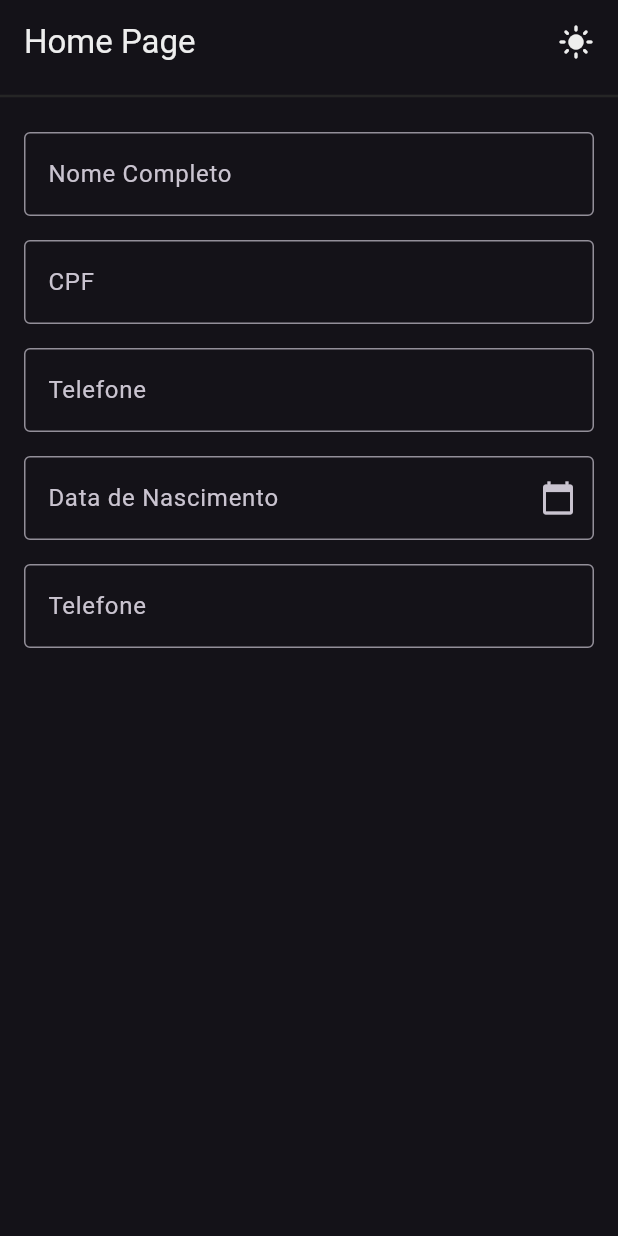
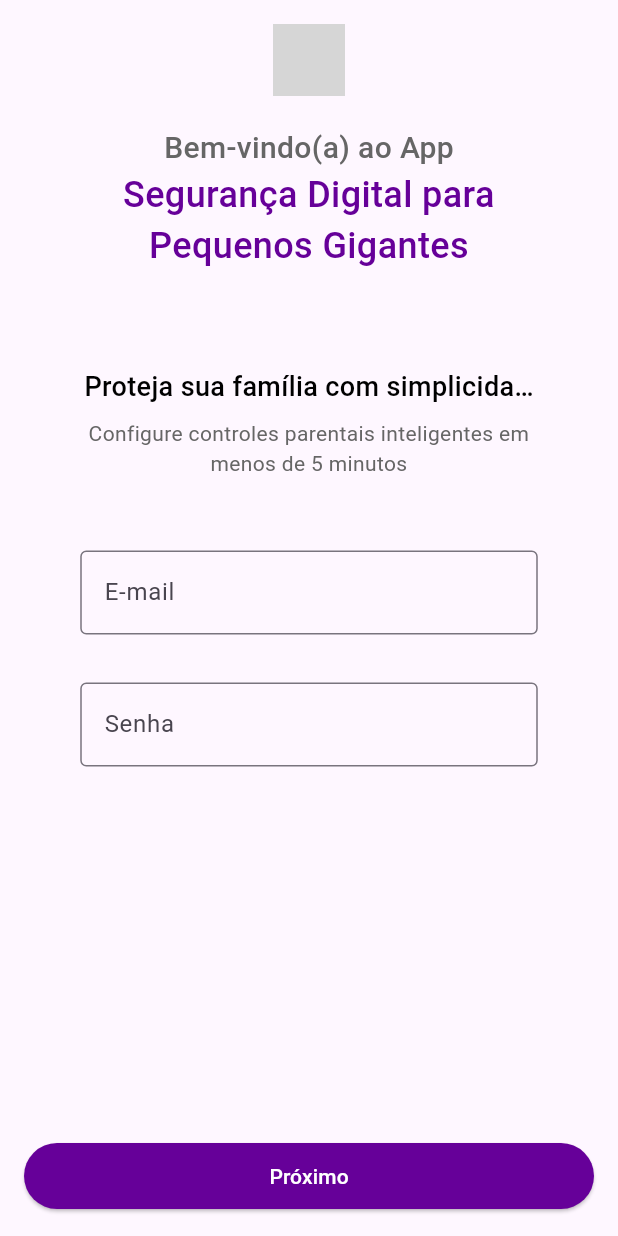
Before and after one commit to LucasFeSantana/FlutterApp, a Flutter app: the screen it shows after launch, on a phone screen of 412 x 824 dp. Run offline on Flutter 3.47's test engine with Material 3 defaults, Android fonts, the phone set to English and light mode, and no system bars; our stand-ins replace mask_text_input_formatter; missing offline and left inert: flutter_device_apps, installed_apps; Roboto replaces fonts that are missing (Vivo Type); grey boxes are pictures that could not be loaded.

Commit message:
Criada tela de cadastro no App

```diff
--- /dev/null
+++ b/lib/appStart_page.dart
@@ -0,0 +1,182 @@
+import 'package:flutter/material.dart';
+import 'package:http/http.dart' as http;
+import 'dart:convert';
+
+class MyWidget extends StatefulWidget {
+  const MyWidget({super.key});
+
+  @override
+  State<MyWidget> createState() => _MyWidgetState();
+}
+
+class _MyWidgetState extends State<MyWidget> {
+  @override
+  Widget build(BuildContext context) {
+
+      final TextEditingController _loginController = TextEditingController();
+      final TextEditingController _senhaController = TextEditingController();
+      String _responseText = "";
+
+      Future<void> _sendData() async {
+        final login = _loginController.text;
+        final senha = _senhaController.text;
+        final url = Uri.http('127.0.0.1:5000','/responsavel',);
+        final request = http.Request('GET', url)
+          ..headers['Content-Type'] = 'aplication/json'
+          ..body = jsonEncode({'id_resp': login,'senha': senha});
+
+        try {
+        final streamedResponse = await request.send();
+        final response = await http.Response.fromStream(streamedResponse);
+
+          if (response.statusCode == 200) {
+            final data = jsonDecode(response.body);
+            setState(() {
+              _responseText = "✅ Success: ${data['token']}";
+            });
+          } else {
+            setState(() {
+              _responseText =
+                  "❌ Error ${response.statusCode}: ${response.body}";
+            });
+          }
+        } catch (e) {
+          setState(() {
+            _responseText = "⚠️ Request failed: $e";
+          });
+        }
+      }
+
+    return Scaffold(
+      body: SingleChildScrollView(
+        child: Padding(
+
+          //padding global da página
+          padding: const EdgeInsets.all(16.0),
+          child: Center(
+            child: Column(
+              children: [
+
+                //logo Vivo
+                SizedBox(
+                  width:48, height: 48,
+                child: Image(image: AssetImage('../assets/images/vivo_logo.png'))
+                ),
+
+                SizedBox(height: 20,),
+
+                SizedBox(
+                  width:250,height: 131,
+                child:
+                  Center(
+                    child: Column(children:[
+                      Text("Bem-vindo(a) ao App",style: TextStyle(fontWeight: FontWeight.w500, fontSize: 20,color: Color.fromARGB(255, 102, 102, 102),fontFamily: "Vivo Type")),
+                      Text("Segurança Digital para Pequenos Gigantes",textAlign: TextAlign.center,style: TextStyle(fontWeight: FontWeight.w500, fontSize: 24,color: Color.fromARGB(255, 102, 0, 153),fontFamily: "Vivo Type"))
+                      ]
+                      ),
+                  ),
+                ),
+
+                SizedBox(height: 30),
+
+                SizedBox(
+                  width:305,height: 26,
+                child:
+                  Center(
+                    child: Column(children:[
+
+                      Text("Proteja sua família com simplicidade",
+                        overflow: TextOverflow.ellipsis,
+                        textAlign: TextAlign.center,
+                        style: TextStyle(
+                          fontWeight: FontWeight.w500,
+                          fontSize: 18
+                          ,color: Color.fromARGB(255, 0, 0, 0)
+                          ,fontFamily: "Vivo Type"
+                        )
+                      ),
+                    ])
+                  )
+                ),
+
+                SizedBox(height: 8),
+
+                SizedBox(
+                  width:305,height: 40,
+                child:
+                  Center(
+                    child: Column(children:[
+
+                      Text("Configure controles parentais inteligentes em menos de 5 minutos",
+                        overflow: TextOverflow.clip,
+                        textAlign: TextAlign.center,
+                        style: TextStyle(
+                          fontWeight: FontWeight.w400,
+                          fontSize: 14
+                          ,color: Color.fromARGB(255, 102, 102, 102)
+                          ,fontFamily: "Vivo Type"
+                        )
+                      ),
+                    ])
+                  )
+                ),
+
+                SizedBox(height: 32),
+
+                //Caixa de e-mail para validação da conta
+                Padding(
+                padding: const EdgeInsets.all(16.0),
+                child: SizedBox(width: 305,
+                  child: TextField(
+                    controller: _loginController,
+                    decoration: InputDecoration(
+                      border: OutlineInputBorder(),
+                      label: Text('E-mail'),
+                    ),
+                  ),
+                ),
+              ),
+
+              //Caixa de senha
+              Padding(
+                padding: const EdgeInsets.all(16.0),
+                child: SizedBox(width: 305,
+                  child: TextField(
+                    controller: _senhaController,
+                    obscureText: true,
+                    decoration: InputDecoration(
+                      border: OutlineInputBorder(),
+                      label: Text('Senha'),
+                    ),
+                  ),
+                ),
+              ),
+
+              //Info sobre validação do login
+              Padding(padding: const EdgeInsets.all(8.0),
+              child: Text(_responseText, style: TextStyle(color: Colors.red),),
+              )
+              ],
+            ),
+          ),
+        ),
+      ),
+
+      bottomNavigationBar: Padding(
+        padding: const EdgeInsets.all(16.0),
+        child:ElevatedButton(
+              style: ElevatedButton.styleFrom(backgroundColor: Color.fromARGB(255, 102, 0, 153)),
+              onPressed: (){
+                _sendData();
+                print(_responseText);
+              },
+              child: Padding(
+                padding: const EdgeInsets.all(12.0),
+                child: Text("Próximo",style: TextStyle(color: Colors.white),),
+              ),
+
+            ),
+        ),
+    );
+  }
+}
--- a/lib/app_controller.dart
+++ b/lib/app_controller.dart
@@ -4,7 +4,7 @@ class AppController extends ChangeNotifier {
 
   static AppController instance = AppController();
 
-  bool isDarkTheme = true;
+  bool isDarkTheme = false;
 
   ChangeTheme(){
     isDarkTheme = !isDarkTheme;
--- a/lib/app_widget.dart
+++ b/lib/app_widget.dart
@@ -3,6 +3,7 @@ import 'home_page.dart';
 import 'login_page.dart';
 import 'app_controller.dart';
 import 'gpt_page.dart';
+import 'appStart_page.dart';
 
 class appWidget extends StatelessWidget{
 
@@ -18,7 +19,7 @@ class appWidget extends StatelessWidget{
           theme: ThemeData(
             brightness: AppController.instance.isDarkTheme ? Brightness.dark : Brightness.light,
           ),
-          home: HomePage(),
+          home: MyWidget(),
         );
       },
     );
--- a/lib/home_page.dart
+++ b/lib/home_page.dart
@@ -46,7 +46,7 @@ void initState() {
   }
 
    getAllInstalledApps() async {
-    List<AppInfo> apps = await InstalledApps.getInstalledApps(false,true);
+    List<AppInfo> apps = await InstalledApps.getInstalledApps(excludeSystemApps: false,excludeNonLaunchableApps: true);
     setState(() {
       int amountApps = apps.length;
     });
```
Also changed, not shown: pubspec.yaml (+12 -9 lines), assets/images/vivo_logo.png (added), assets/photo/vivo_logo.svg (added), pubspec.lock.
